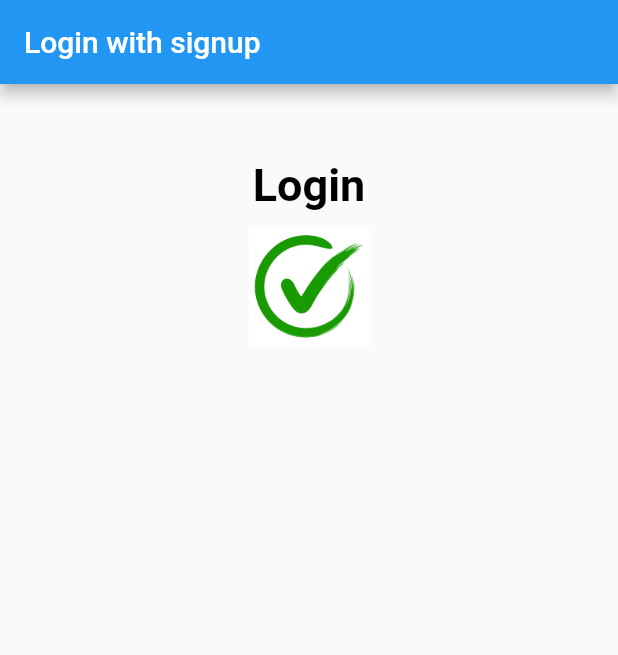
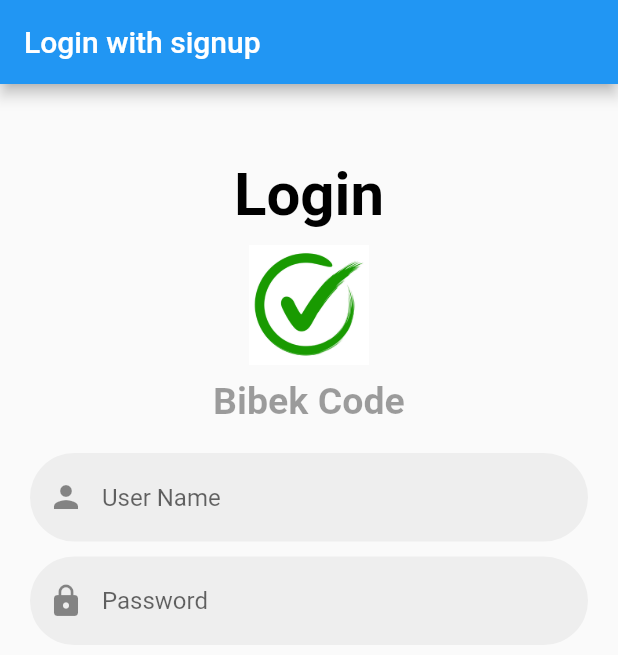
Before and after one commit to bibek-in-github/flutter-loginForm, a Flutter app: the screen it shows after launch, on a phone screen of 412 x 824 dp. Shown: the top 655 px of the screen. Run offline on Flutter 3.47's test engine with Material 2 defaults, Android fonts, the phone set to English and light mode, and no system bars.

```diff
--- a/lib/Screens/loginform.dart
+++ b/lib/Screens/loginform.dart
@@ -22,7 +22,7 @@ class LoginForm extends StatelessWidget {
                   style: TextStyle(
                     fontWeight: FontWeight.bold,
                     color: Colors.black,
-                    fontSize: 30.0,
+                    fontSize: 40.0,
                   ),
                 ),
                 SizedBox(height: 10.0),
@@ -31,7 +31,64 @@ class LoginForm extends StatelessWidget {
                   height: 80.0,
                   width: 80.0,
                 ),
-                 SizedBox(height: 10.0),
+                SizedBox(height: 10.0),
+                Text(
+                  'Bibek Code',
+                  style: TextStyle(
+                    fontWeight: FontWeight.bold,
+                    color: Colors.black38,
+                    fontSize: 25.0,
+                  ),
+                ),
+                Container(
+                  padding: EdgeInsets.symmetric(horizontal: 20.0),
+                  margin: EdgeInsets.only(top: 20.0),
+                  child: TextFormField(
+                    decoration: InputDecoration(
+                      enabledBorder: OutlineInputBorder(
+                        borderRadius: BorderRadius.all(Radius.circular(30.0)),
+                        borderSide: BorderSide(
+                          color: Colors.transparent,
+                        ),
+                      ),
+                      focusedBorder: OutlineInputBorder(
+                        borderRadius: BorderRadius.all(Radius.circular(30.0)),
+                        borderSide: BorderSide(
+                          color: Colors.blue,
+                        ),
+                      ),
+                      prefixIcon: Icon(Icons.person),
+                      hintText: 'User Name',
+                      fillColor: Colors.grey[200],
+                      filled: true,
+                    ),
+                  ),
+                ),
+                Container(
+                  padding: EdgeInsets.symmetric(horizontal: 20.0),
+                  margin: EdgeInsets.only(top: 10.0),
+                  child: TextFormField(
+                    obscureText: true,
+                    decoration: InputDecoration(
+                      enabledBorder: OutlineInputBorder(
+                        borderRadius: BorderRadius.all(Radius.circular(30.0)),
+                        borderSide: BorderSide(
+                          color: Colors.transparent,
+                        ),
+                      ),
+                      focusedBorder: OutlineInputBorder(
+                        borderRadius: BorderRadius.all(Radius.circular(30.0)),
+                        borderSide: BorderSide(
+                          color: Colors.blue,
+                        ),
+                      ),
+                      prefixIcon: Icon(Icons.lock),
+                      hintText: 'Password',
+                      fillColor: Colors.grey[200],
+                      filled: true,
+                    ),
+                  ),
+                ),
               ],
             ),
           ),
```
